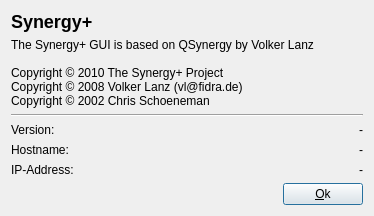
Above: trunk/gui/res/AboutDialogBase.ui from svn2github/synergy-plus before the change. Below: the same form after it.
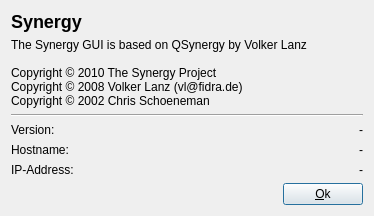
That is the form after the change.

Commit message: changed synergy+ references back to synergy (trunk)

```diff
--- a/trunk/gui/res/AboutDialogBase.ui
+++ b/trunk/gui/res/AboutDialogBase.ui
@@ -32,7 +32,7 @@
       <string>&lt;html&gt;&lt;head&gt;&lt;meta name=&quot;qrichtext&quot; content=&quot;1&quot; /&gt;&lt;style type=&quot;text/css&quot;&gt;
 p, li { white-space: pre-wrap; }
 &lt;/style&gt;&lt;/head&gt;&lt;body style=&quot; font-family:'Sans Serif'; font-size:9pt; font-weight:400; font-style:normal;&quot;&gt;
-&lt;p style=&quot; margin-top:16px; margin-bottom:12px; margin-left:0px; margin-right:0px; -qt-block-indent:0; text-indent:0px; font-size:x-large; font-weight:600;&quot;&gt;&lt;span style=&quot; font-size:x-large;&quot;&gt;Synergy+&lt;/span&gt;&lt;/p&gt;&lt;/body&gt;&lt;/html&gt;</string>
+&lt;p style=&quot; margin-top:16px; margin-bottom:12px; margin-left:0px; margin-right:0px; -qt-block-indent:0; text-indent:0px; font-size:x-large; font-weight:600;&quot;&gt;&lt;span style=&quot; font-size:x-large;&quot;&gt;Synergy&lt;/span&gt;&lt;/p&gt;&lt;/body&gt;&lt;/html&gt;</string>
      </property>
      <property name="wordWrap">
       <bool>true</bool>
@@ -48,9 +48,9 @@
    <item row="1" column="0" rowspan="2" colspan="2">
     <widget class="QLabel" name="label_3">
      <property name="text">
-      <string>The Synergy+ GUI is based on QSynergy by Volker Lanz
+      <string>The Synergy GUI is based on QSynergy by Volker Lanz
 
-Copyright © 2010 The Synergy+ Project
+Copyright © 2010 The Synergy Project
 Copyright © 2008 Volker Lanz (vl@fidra.de)
 Copyright © 2002 Chris Schoeneman</string>
      </property>
```
Left out of the diff: 2 changed lines with no effect on the pictures. The commit also changes 414 other files.
